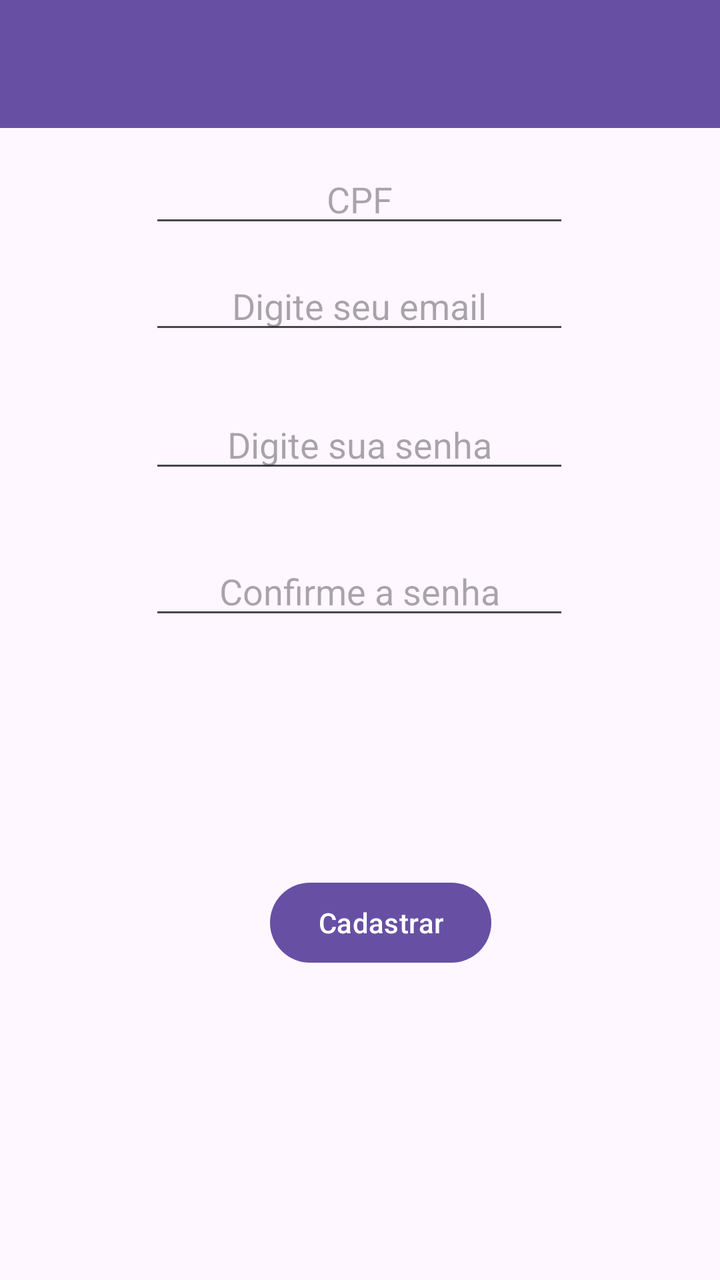
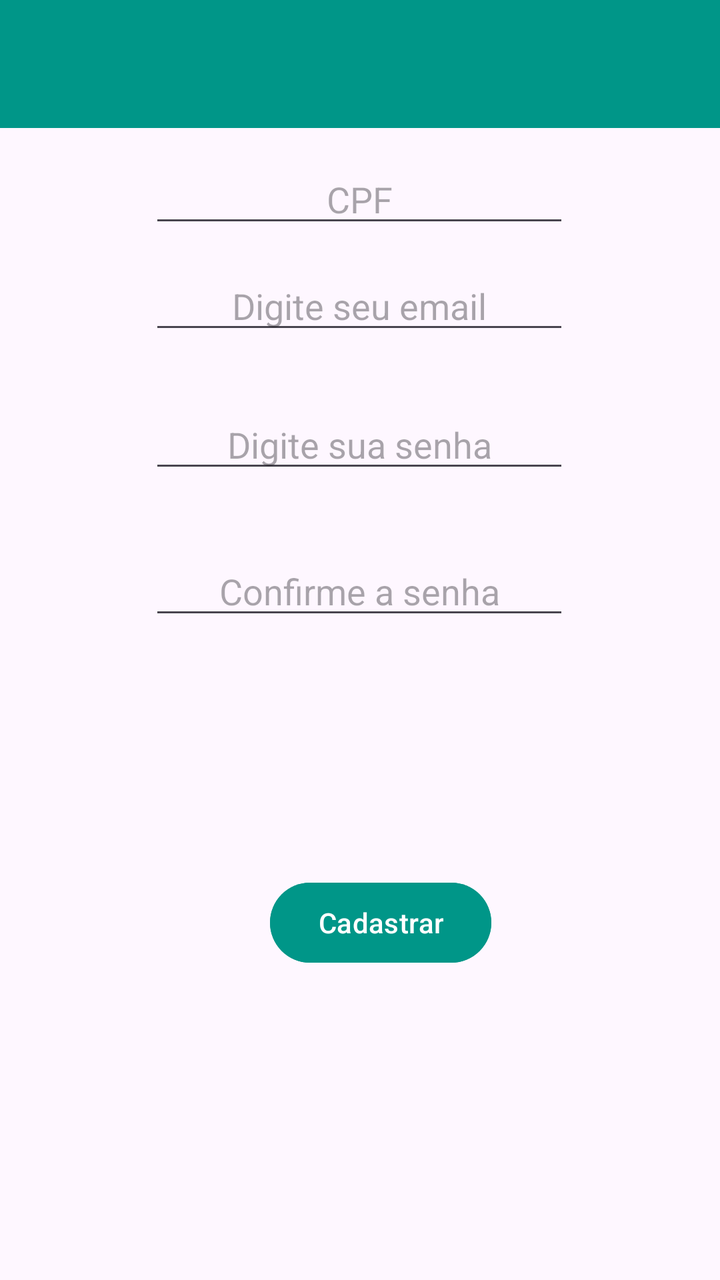

Screens rendered from an Android XML layout before and after an edit, with the pre-edit source and the edit as a unified diff.
<!-- AndroidManifest.xml: application theme Theme.AppCondominio -->
<!-- res/layout/activity_cadastro.xml -->
<?xml version="1.0" encoding="utf-8"?>
<androidx.constraintlayout.widget.ConstraintLayout xmlns:android="http://schemas.android.com/apk/res/android"
    xmlns:app="http://schemas.android.com/apk/res-auto"
    xmlns:tools="http://schemas.android.com/tools"
    android:id="@+id/main"
    android:layout_width="match_parent"
    android:layout_height="match_parent"
    tools:context=".CadastroActivity">

    <EditText
        android:id="@+id/Textemail"
        android:layout_width="wrap_content"
        android:layout_height="wrap_content"
        android:layout_marginTop="12dp"
        android:ems="10"
        android:hint="Digite seu email"
        android:inputType="textEmailAddress"
        android:textAlignment="center"
        app:layout_constraintEnd_toEndOf="parent"
        app:layout_constraintHorizontal_bias="0.497"
        app:layout_constraintStart_toStartOf="parent"
        app:layout_constraintTop_toBottomOf="@+id/Textcpf" />

    <EditText
        android:id="@+id/Textcpf"
        android:layout_width="wrap_content"
        android:layout_height="wrap_content"
        android:layout_marginTop="36dp"
        android:ems="10"
        android:hint="CPF"
        android:inputType="number"
        android:textAlignment="center"
        app:layout_constraintEnd_toEndOf="parent"
        app:layout_constraintHorizontal_bias="0.497"
        app:layout_constraintStart_toStartOf="parent"
        app:layout_constraintTop_toBottomOf="@+id/Textname" />

    <EditText
        android:id="@+id/Textname"
        android:layout_width="wrap_content"
        android:layout_height="wrap_content"
        android:ems="10"
        android:hint="Nome"
        android:inputType="text"
        android:textAlignment="center"
        app:layout_constraintEnd_toEndOf="parent"
        app:layout_constraintHorizontal_bias="0.522"
        app:layout_constraintStart_toStartOf="parent"
        tools:layout_editor_absoluteY="120dp" />

    <EditText
        android:id="@+id/Textsenha"
        android:layout_width="wrap_content"
        android:layout_height="wrap_content"
        android:layout_marginTop="28dp"
        android:ems="10"
        android:hint="Digite sua senha"
        android:inputType="textPassword"
        android:textAlignment="center"
        app:layout_constraintEnd_toEndOf="parent"
        app:layout_constraintHorizontal_bias="0.497"
        app:layout_constraintStart_toStartOf="parent"
        app:layout_constraintTop_toBottomOf="@+id/Textemail" />

    <EditText
        android:id="@+id/Textsenhaconfirme"
        android:layout_width="wrap_content"
        android:layout_height="wrap_content"
        android:layout_marginTop="32dp"
        android:ems="10"
        android:hint="Confirme a senha"
        android:inputType="textPassword"
        android:textAlignment="center"
        app:layout_constraintEnd_toEndOf="parent"
        app:layout_constraintHorizontal_bias="0.497"
        app:layout_constraintStart_toStartOf="parent"
        app:layout_constraintTop_toBottomOf="@+id/Textsenha" />

    <Button
        android:id="@+id/btnconfirmecad"
        android:layout_width="wrap_content"
        android:layout_height="wrap_content"
        android:layout_marginTop="88dp"
        android:text="Cadastrar"
        app:layout_constraintBottom_toBottomOf="parent"
        app:layout_constraintEnd_toEndOf="parent"
        app:layout_constraintHorizontal_bias="0.541"
        app:layout_constraintStart_toStartOf="parent"
        app:layout_constraintTop_toBottomOf="@+id/Textsenhaconfirme"
        app:layout_constraintVertical_bias="0.183" />

    <androidx.appcompat.widget.Toolbar
        android:id="@+id/toolbar"
        android:layout_width="409dp"
        android:layout_height="wrap_content"
        android:background="?attr/colorPrimary"
        android:minHeight="?attr/actionBarSize"
        android:theme="?attr/actionBarTheme"
        tools:layout_editor_absoluteX="1dp"
        tools:layout_editor_absoluteY="0dp" />
</androidx.constraintlayout.widget.ConstraintLayout>
<!-- resources referenced by this layout -->
<resources>
  <style name="Theme.AppCondominio" parent="Base.Theme.AppCondominio" />
  <style name="Base.Theme.AppCondominio" parent="Theme.Material3.DayNight.NoActionBar">
          
          
      </style>
</resources>

<!-- the commit's change to res/layout/activity_cadastro.xml (unified diff, before → after) -->
@@ -81,6 +81,7 @@
         android:layout_width="wrap_content"
         android:layout_height="wrap_content"
         android:layout_marginTop="88dp"
+        android:backgroundTint="#009688"
         android:text="Cadastrar"
         app:layout_constraintBottom_toBottomOf="parent"
         app:layout_constraintEnd_toEndOf="parent"
@@ -94,6 +95,7 @@
         android:layout_width="409dp"
         android:layout_height="wrap_content"
         android:background="?attr/colorPrimary"
+        android:backgroundTint="#009688"
         android:minHeight="?attr/actionBarSize"
         android:theme="?attr/actionBarTheme"
         tools:layout_editor_absoluteX="1dp"
